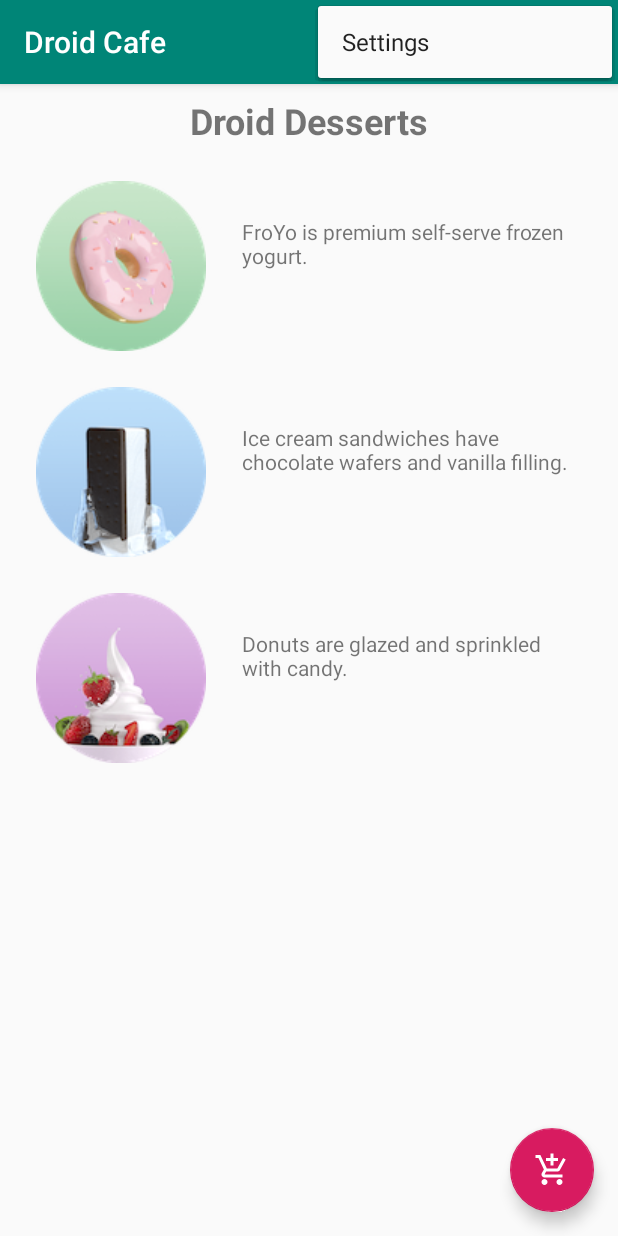
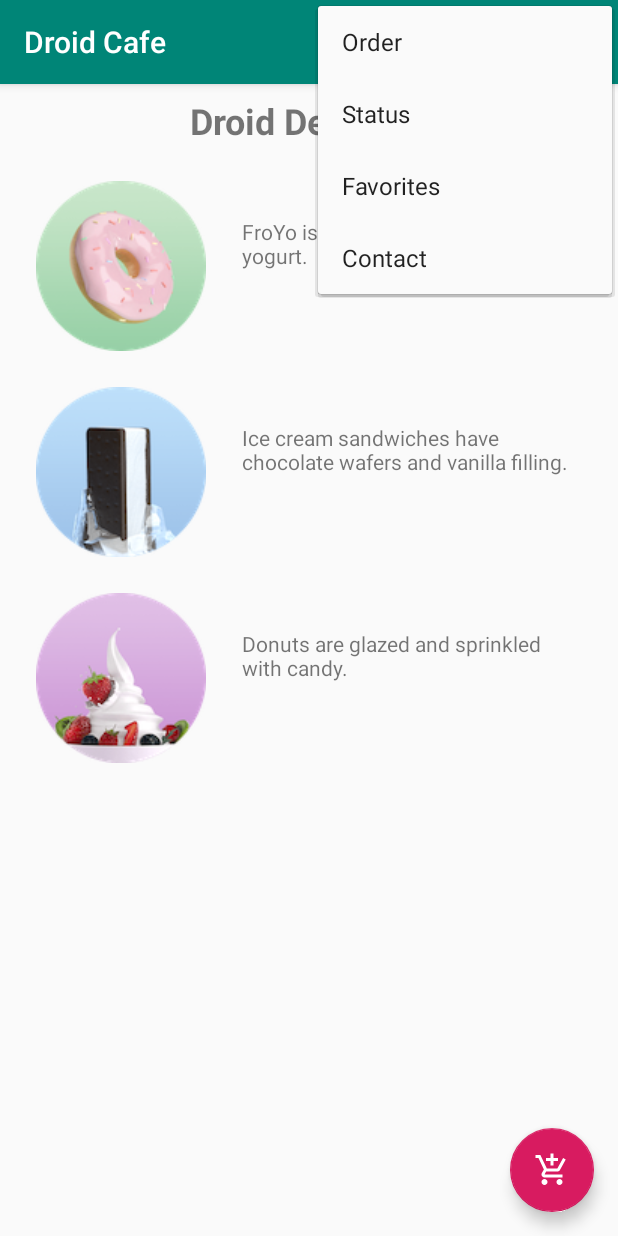
Before and after one commit to EarlJP/DroidCafe, an Android app: the screen it shows after launch (MainActivity), with the options menu open, on a phone screen of 412 x 824 dp. Run offline under Robolectric (Android 15) with nearby library versions, the phone set to English and light mode, and no system bars.

Commit message:
8th commit, start lab 4.3 (skip task 3 of lab 4.2) Task 1 complete

```diff
--- a/app/src/main/java/com/earljaepal/droidcafe/MainActivity.java
+++ b/app/src/main/java/com/earljaepal/droidcafe/MainActivity.java
@@ -68,7 +68,7 @@ public class MainActivity extends AppCompatActivity {
         // This comment suppresses the Android Studio warning about simplifying
         // the return statements.
         //noinspection SimplifiableIfStatement
-        if (id == R.id.action_settings) {
+        if (id == R.id.action_order) {
             return true;
         }
 
--- a/app/src/main/res/menu/menu_main.xml
+++ b/app/src/main/res/menu/menu_main.xml
@@ -3,8 +3,29 @@
     xmlns:tools="http://schemas.android.com/tools"
     tools:context="com.earljaepal.droidcafe.MainActivity">
     <item
-        android:id="@+id/action_settings"
+        android:id="@+id/action_contact"
         android:orderInCategory="100"
-        android:title="@string/action_settings"
+        android:title="@string/action_contact"
         app:showAsAction="never" />
+
+    <item
+        android:id="@+id/action_order"
+        android:orderInCategory="10"
+        android:title="@string/action_order"
+        app:showAsAction="never"
+        />
+
+    <item
+        android:id="@+id/action_status"
+        android:orderInCategory="20"
+        android:title="@string/action_status"
+        app:showAsAction="never"
+        />
+
+    <item
+        android:id="@+id/action_favorites"
+        android:orderInCategory="30"
+        android:title="@string/action_favorites"
+        app:showAsAction="never"
+        />
 </menu>
--- a/app/src/main/res/values/strings.xml
+++ b/app/src/main/res/values/strings.xml
@@ -21,4 +21,12 @@
     <string name="same_day_messenger_service">Same day messenger service</string>
     <string name="next_day_ground_delivery">Next day ground delivery</string>
     <string name="pick_up">Pick up</string>
+    <string name="action_contact">Contact</string>
+    <string name="action_order">Order</string>
+    <string name="action_status">Status</string>
+    <string name="action_favorites">Favorites</string>
+    <string name="action_order_message">You selected Order.</string>
+    <string name="action_status_message">You selected Status.</string>
+    <string name="action_favorites_message">You selected Favorites.</string>
+    <string name="action_contact_message">You selected Contact.</string>
 </resources>
```
